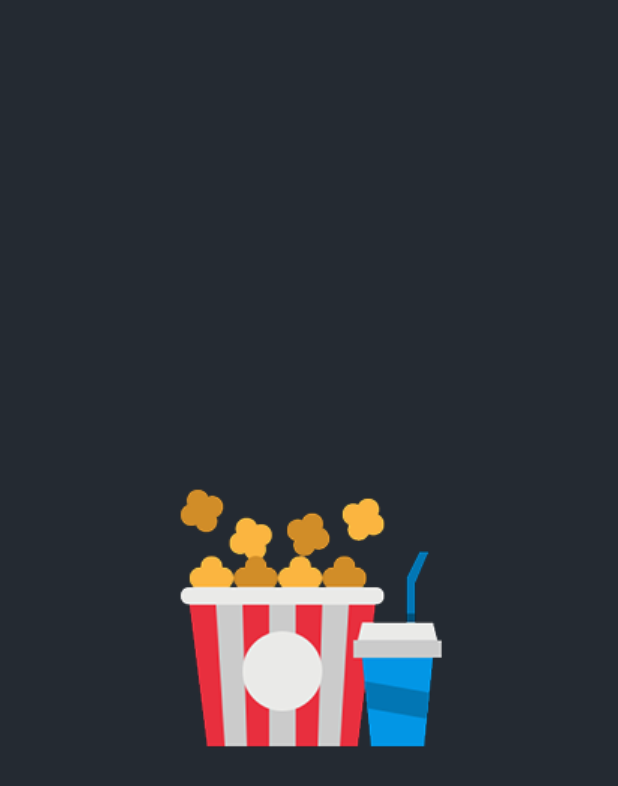
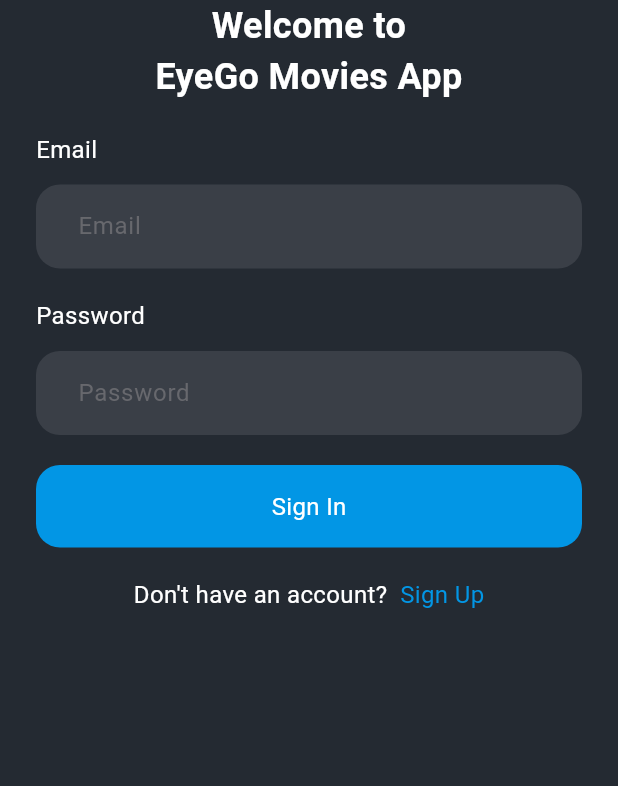
Before and after one commit to AhmedYasserSellow/eyego_movies_app, a Flutter app: the screen it shows after launch, on a phone screen of 412 x 824 dp. Shown: the top 786 px of the screen. Run offline on Flutter 3.47's test engine with Material 3 defaults, Android fonts, the phone set to English and light mode, and no system bars.

Commit message:
add sign in view

```diff
--- a/lib/core/helper/on_generate_routes.dart
+++ b/lib/core/helper/on_generate_routes.dart
@@ -1,3 +1,4 @@
+import 'package:eyego_movies_app/features/auth/presentation/views/sign_in_view.dart';
 import 'package:eyego_movies_app/features/splash/presentation/views/splash_view.dart';
 import 'package:flutter/material.dart';
 
@@ -10,6 +11,12 @@ Route<dynamic> onGenerateRoute(RouteSettings routeSettings) {
         },
       );
 
+    case SignInView.routeName:
+      return MaterialPageRoute(
+        builder: (context) {
+          return const SignInView();
+        },
+      );
     default:
       return MaterialPageRoute(
         builder: (context) {
--- a/lib/core/utils/app_colors.dart
+++ b/lib/core/utils/app_colors.dart
@@ -3,4 +3,6 @@ import 'package:flutter/material.dart';
 abstract class AppColors {
   static const Color primaryColor = Color(0xFF0296E5);
   static const Color scaffoldBGColor = Color(0xff242A32);
+  static const Color textColor = Color(0xFFFFFFFF);
+  static const Color secondaryTextColor = Color(0xFFEEEEEE);
 }
--- /dev/null
+++ b/lib/core/utils/app_constants.dart
@@ -0,0 +1,2 @@
+const double kBorderRadius = 16.0;
+const double kHorizontalPadding = 24.0;
--- /dev/null
+++ b/lib/core/utils/app_text_styles.dart
@@ -0,0 +1,21 @@
+import 'package:eyego_movies_app/core/utils/app_colors.dart';
+import 'package:flutter/material.dart';
+
+abstract class AppTextStyles {
+  static const appNameTextStyle = TextStyle(
+    fontSize: 24,
+    fontWeight: FontWeight.bold,
+    color: AppColors.textColor,
+  );
+  static const regularTextStyle = TextStyle(
+    fontSize: 16,
+    fontWeight: FontWeight.normal,
+    color: AppColors.textColor,
+  );
+
+  static const textFieldTextStyle = TextStyle(
+    fontSize: 16,
+    fontWeight: FontWeight.normal,
+    color: Color(0xff67686D),
+  );
+}
--- /dev/null
+++ b/lib/core/widgets/custom_text_form_field.dart
@@ -0,0 +1,45 @@
+import 'package:eyego_movies_app/core/utils/app_colors.dart';
+import 'package:eyego_movies_app/core/utils/app_constants.dart';
+import 'package:eyego_movies_app/core/utils/app_text_styles.dart';
+import 'package:flutter/material.dart';
+
+class CustomTextFormField extends StatelessWidget {
+  const CustomTextFormField({
+    super.key,
+    required this.hintText,
+    required this.onChanged,
+    this.obscureText = false,
+    this.suffixIcon,
+  });
+  final String hintText;
+  final void Function(String)? onChanged;
+  final bool obscureText;
+  final Widget? suffixIcon;
+  @override
+  Widget build(BuildContext context) {
+    return TextFormField(
+      obscureText: obscureText,
+      style: AppTextStyles.regularTextStyle,
+      cursorColor: AppColors.textColor,
+      decoration: InputDecoration(
+        suffix: suffixIcon,
+        contentPadding: EdgeInsets.symmetric(horizontal: 24, vertical: 16),
+        hintStyle: AppTextStyles.textFieldTextStyle,
+        fillColor: Color(0xff3A3F47),
+        filled: true,
+        border: buildBorder(),
+        enabledBorder: buildBorder(),
+        focusedBorder: buildBorder(),
+        hintText: hintText,
+      ),
+      onChanged: onChanged,
+    );
+  }
+
+  OutlineInputBorder buildBorder() {
+    return OutlineInputBorder(
+      borderSide: BorderSide.none,
+      borderRadius: BorderRadius.circular(kBorderRadius),
+    );
+  }
+}
--- /dev/null
+++ b/lib/features/auth/presentation/views/sign_in_view.dart
@@ -0,0 +1,17 @@
+import 'package:eyego_movies_app/core/utils/app_constants.dart';
+import 'package:eyego_movies_app/features/auth/presentation/widgets/sign_in_view_body.dart';
+import 'package:flutter/material.dart';
+
+class SignInView extends StatelessWidget {
+  const SignInView({super.key});
+  static const routeName = 'sign_in';
+  @override
+  Widget build(BuildContext context) {
+    return const Scaffold(
+      body: Padding(
+        padding: EdgeInsets.symmetric(horizontal: kHorizontalPadding),
+        child: SignInViewBody(),
+      ),
+    );
+  }
+}
--- /dev/null
+++ b/lib/features/auth/presentation/widgets/auth_button.dart
@@ -0,0 +1,26 @@
+import 'package:eyego_movies_app/core/utils/app_colors.dart';
+import 'package:eyego_movies_app/core/utils/app_constants.dart';
+import 'package:eyego_movies_app/core/utils/app_text_styles.dart';
+import 'package:flutter/material.dart';
+
+class AuthButton extends StatelessWidget {
+  const AuthButton({super.key, required this.onTap});
+  final void Function() onTap;
+  @override
+  Widget build(BuildContext context) {
+    return GestureDetector(
+      onTap: onTap,
+      child: Container(
+        width: double.infinity,
+        padding: const EdgeInsets.symmetric(vertical: 16),
+        decoration: BoxDecoration(
+          color: AppColors.primaryColor,
+          borderRadius: BorderRadius.circular(kBorderRadius),
+        ),
+        child: const Center(
+          child: Text('Sign In', style: AppTextStyles.regularTextStyle),
+        ),
+      ),
+    );
+  }
+}
--- /dev/null
+++ b/lib/features/auth/presentation/widgets/column_text_field.dart
@@ -0,0 +1,33 @@
+import 'package:eyego_movies_app/core/utils/app_text_styles.dart';
+import 'package:eyego_movies_app/core/widgets/custom_text_form_field.dart';
+import 'package:flutter/material.dart';
+
+class ColumnTextField extends StatelessWidget {
+  const ColumnTextField({
+    super.key,
+    required this.title,
+    required this.onChanged,
+    this.suffixIcon,
+    this.obscureText = false,
+  });
+  final String title;
+  final void Function(String)? onChanged;
+  final Widget? suffixIcon;
+  final bool obscureText;
+  @override
+  Widget build(BuildContext context) {
+    return Column(
+      crossAxisAlignment: CrossAxisAlignment.start,
+      children: [
+        Text(title, style: AppTextStyles.regularTextStyle),
+        const SizedBox(height: 12),
+        CustomTextFormField(
+          onChanged: onChanged,
+          hintText: title,
+          suffixIcon: suffixIcon,
+          obscureText: obscureText,
+        ),
+      ],
+    );
+  }
+}
--- /dev/null
+++ b/lib/features/auth/presentation/widgets/sign_in_view_body.dart
@@ -0,0 +1,47 @@
+import 'package:eyego_movies_app/core/utils/app_colors.dart';
+import 'package:eyego_movies_app/core/utils/app_text_styles.dart';
+import 'package:eyego_movies_app/features/auth/presentation/widgets/auth_button.dart';
+import 'package:eyego_movies_app/features/auth/presentation/widgets/column_text_field.dart';
+import 'package:flutter/material.dart';
+
+class SignInViewBody extends StatelessWidget {
+  const SignInViewBody({super.key});
+
+  @override
+  Widget build(BuildContext context) {
+    return SafeArea(
+      child: Column(
+        crossAxisAlignment: CrossAxisAlignment.center,
+        children: [
+          const Text(
+            'Welcome to\nEyeGo Movies App',
+            textAlign: TextAlign.center,
+            style: AppTextStyles.appNameTextStyle,
+          ),
+          const SizedBox(height: 20),
+          ColumnTextField(title: 'Email', onChanged: (String value) {}),
+          const SizedBox(height: 20),
+          ColumnTextField(title: 'Password', onChanged: (String value) {}),
+          const SizedBox(height: 20),
+          AuthButton(onTap: () {}),
+          const SizedBox(height: 20),
+          Row(
+            mainAxisAlignment: MainAxisAlignment.center,
+            children: [
+              const Text(
+                'Don\'t have an account?  ',
+                style: AppTextStyles.regularTextStyle,
+              ),
+              Text(
+                'Sign Up',
+                style: AppTextStyles.regularTextStyle.copyWith(
+                  color: AppColors.primaryColor,
+                ),
+              ),
+            ],
+          ),
+        ],
+      ),
+    );
+  }
+}
--- a/lib/features/splash/presentation/views/splash_view.dart
+++ b/lib/features/splash/presentation/views/splash_view.dart
@@ -1,4 +1,5 @@
 import 'package:eyego_movies_app/core/utils/app_images.dart';
+import 'package:eyego_movies_app/features/auth/presentation/views/sign_in_view.dart';
 import 'package:flutter/material.dart';
 
 class SplashView extends StatefulWidget {
@@ -12,7 +13,16 @@ class SplashView extends StatefulWidget {
 class _SplashViewState extends State<SplashView> {
   @override
   void initState() {
+    executeNavigation(context);
     super.initState();
+  }
+
+  executeNavigation(BuildContext context) {
+    Future.delayed(const Duration(seconds: 2), () {
+      if (context.mounted) {
+        Navigator.pushReplacementNamed(context, SignInView.routeName);
+      }
+    });
   }
 
   @override
```
